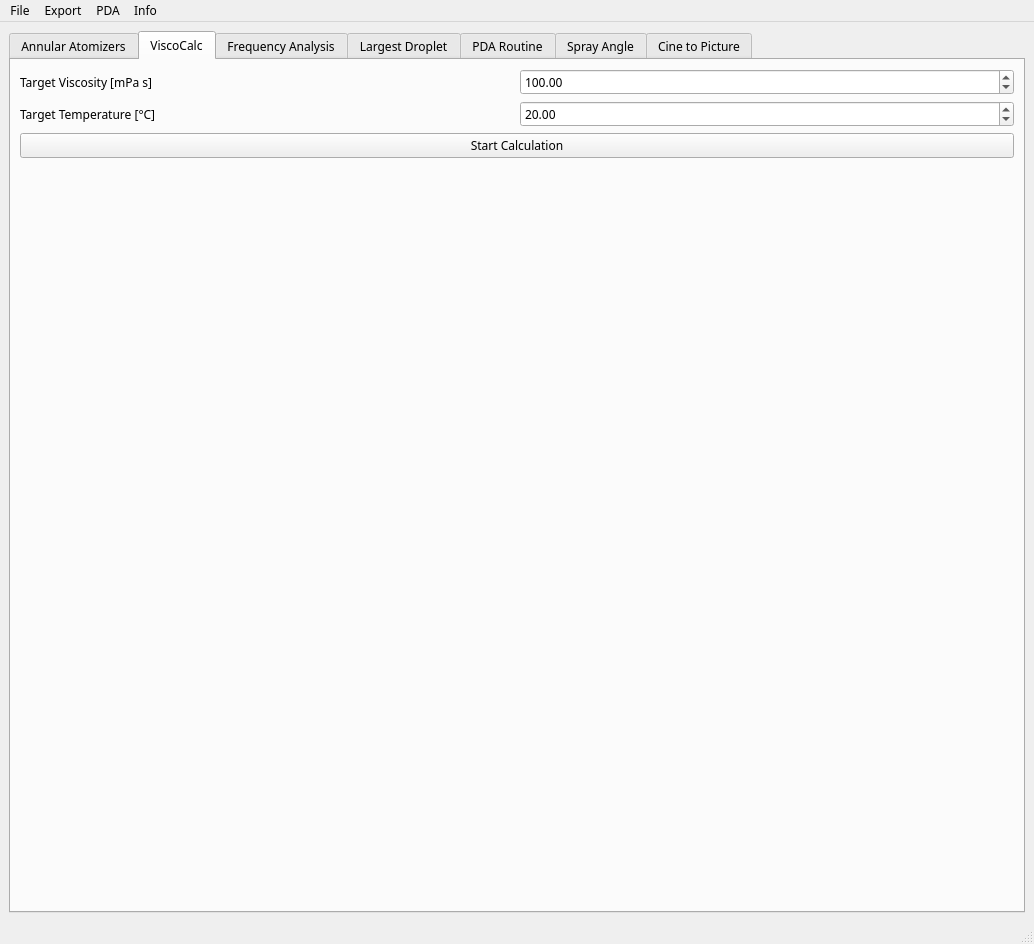
realize-1337/Atomizer-Toolbox, file GUI/mainWindow.ui: the form before one commit.
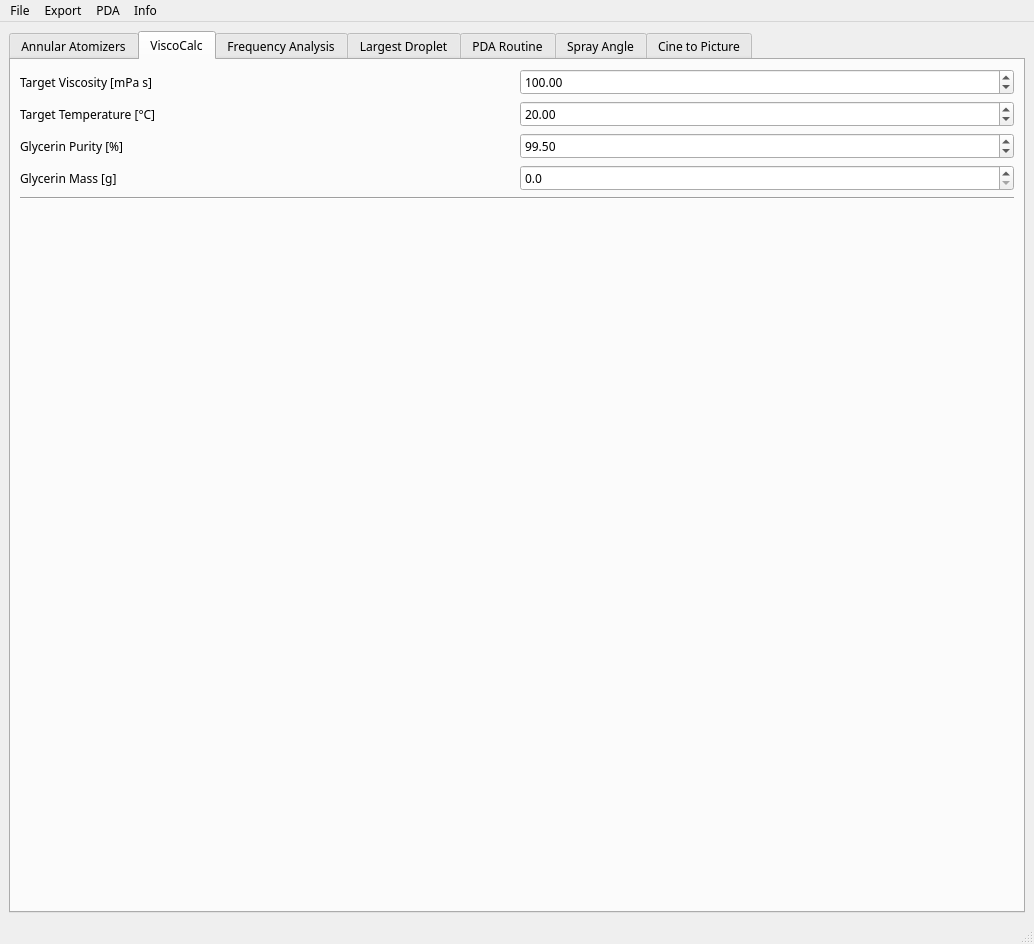
The form after the commit. The open tabs and pages were chosen to show the change.

What changed in the file:
```diff
--- a/GUI/mainWindow.ui
+++ b/GUI/mainWindow.ui
@@ -1300,14 +1300,14 @@
        <layout class="QHBoxLayout" name="horizontalLayout">
         <item>
          <layout class="QGridLayout" name="gridLayout_8">
-          <item row="2" column="0" colspan="2">
-           <widget class="QPushButton" name="pushButton_2">
-            <property name="text">
-             <string>Start Calculation</string>
+          <item row="5" column="0" colspan="2">
+           <widget class="Line" name="line_9">
+            <property name="orientation">
+             <enum>Qt::Horizontal</enum>
             </property>
            </widget>
           </item>
-          <item row="3" column="0" colspan="2">
+          <item row="8" column="0" colspan="2">
            <widget class="QLabel" name="outputLabel">
             <property name="font">
              <font>
@@ -1330,6 +1330,16 @@
             </property>
            </widget>
           </item>
+          <item row="2" column="1">
+           <widget class="QDoubleSpinBox" name="viscoGlyPurity">
+            <property name="maximum">
+             <double>100.000000000000000</double>
+            </property>
+            <property name="value">
+             <double>99.500000000000000</double>
+            </property>
+           </widget>
+          </item>
           <item row="1" column="0">
            <widget class="QLabel" name="label_30">
             <property name="text">
@@ -1337,6 +1347,23 @@
             </property>
            </widget>
           </item>
+          <item row="2" column="0">
+           <widget class="QLabel" name="label_63">
+            <property name="text">
+             <string>Glycerin Purity [%]</string>
+            </property>
+           </widget>
+          </item>
+          <item row="1" column="1">
+           <widget class="QDoubleSpinBox" name="input_T">
+            <property name="maximum">
+             <double>100.000000000000000</double>
+            </property>
+            <property name="value">
+             <double>20.000000000000000</double>
+            </property>
+           </widget>
+          </item>
           <item row="0" column="1">
            <widget class="QDoubleSpinBox" name="input_my">
             <property name="maximum">
@@ -1347,13 +1374,20 @@
             </property>
            </widget>
           </item>
-          <item row="1" column="1">
-           <widget class="QDoubleSpinBox" name="input_T">
+          <item row="3" column="1">
+           <widget class="QDoubleSpinBox" name="viscoGlyMass">
+            <property name="decimals">
+             <number>1</number>
+            </property>
             <property name="maximum">
-             <double>100.000000000000000</double>
+             <double>100000.000000000000000</double>
             </property>
-            <property name="value">
-             <double>20.000000000000000</double>
+           </widget>
+          </item>
+          <item row="3" column="0">
+           <widget class="QLabel" name="label_64">
+            <property name="text">
+             <string>Glycerin Mass [g]</string>
             </property>
            </widget>
           </item>
```
Left out of the diff: 41 changed lines with no effect on the pictures.
